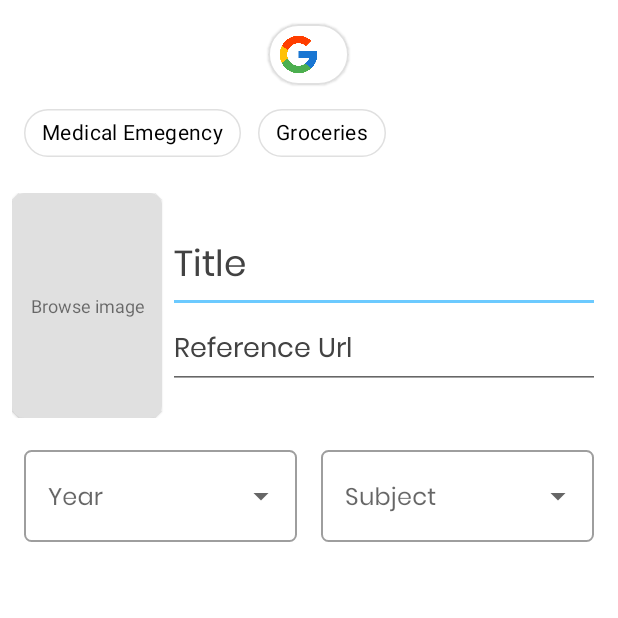
After one commit to abhishekgupta-99/GoCorona, an Android app: the GO_OUT screen opened directly, with no data from a screen before it, on a phone screen of 412 x 824 dp, the top half of it. The commit adds this screen. Run offline under Robolectric (Android 15) with nearby library versions, the phone set to English and light mode, and no system bars; 1 statement that could not run was skipped.

Commit message:
Merge branch 'master' of https://github.com/pranjalpc99/GoCorona into abhishek
# Conflicts:
#	app/build.gradle
#	app/src/main/res/values/strings.xml

```diff
--- a/app/build.gradle
+++ b/app/build.gradle
@@ -39,6 +39,8 @@ dependencies {
     implementation 'androidx.recyclerview:recyclerview:1.1.0'
     implementation 'com.google.android.material:material:1.2.0-alpha05'
 
+    implementation 'com.google.android.material:material:1.2.0-alpha05'
+
 
     implementation 'com.google.android.gms:play-services-auth:18.0.0'
 
--- a/app/src/main/AndroidManifest.xml
+++ b/app/src/main/AndroidManifest.xml
@@ -9,7 +9,8 @@
         android:roundIcon="@mipmap/ic_launcher_round"
         android:supportsRtl="true"
         android:theme="@style/AppTheme">
-<!--        <activity android:name=".SignIn"></activity>-->
+        <activity android:name=".GO_OUT"></activity>
+        <!-- <activity android:name=".SignIn"></activity> -->
         <activity android:name=".Donate_Amount" />
         <activity android:name=".SignIn">
             <intent-filter>
--- /dev/null
+++ b/app/src/main/java/com/tachyon/gocorona/GO_OUT.java
@@ -0,0 +1,20 @@
+package com.tachyon.gocorona;
+
+import androidx.appcompat.app.AppCompatActivity;
+
+import android.os.Bundle;
+import android.widget.TextView;
+
+public class GO_OUT extends AppCompatActivity {
+
+    @Override
+    protected void onCreate(Bundle savedInstanceState) {
+        super.onCreate(savedInstanceState);
+        setContentView(R.layout.activity_go__out);
+
+        Bundle bundle = getIntent().getExtras();
+        String account_name=bundle.getString("user_name");
+        TextView user=findViewById(R.id.signedIn);
+        user.setText(account_name);
+    }
+}
--- a/app/src/main/java/com/tachyon/gocorona/SignIn.java
+++ b/app/src/main/java/com/tachyon/gocorona/SignIn.java
@@ -63,7 +63,10 @@ public class SignIn extends AppCompatActivity {
 
             Toast.makeText(this, "Successful Sign In", Toast.LENGTH_SHORT).show();
 
-            //updateUI(account);
+            Intent i=new Intent(this,GO_OUT.class);
+            i.putExtra("user_name",account.getDisplayName()+"");
+            startActivity(i);
+
         } catch (ApiException e) {
             // The ApiException status code indicates the detailed failure reason.
             // Please refer to the GoogleSignInStatusCodes class reference for more information.
--- /dev/null
+++ b/app/src/main/res/drawable/background_color_chip_state_list.xml
@@ -0,0 +1,5 @@
+<?xml version="1.0" encoding="utf-8"?>
+<selector xmlns:android="http://schemas.android.com/apk/res/android">
+    <item android:color="@color/chip_checked" android:state_checked="true" />
+    <item android:color="@color/chip_unchecked" />
+</selector>
--- /dev/null
+++ b/app/src/main/res/drawable/custom_tab_indicator.xml
@@ -0,0 +1,15 @@
+<?xml version="1.0" encoding="utf-8"?>
+<shape xmlns:android="http://schemas.android.com/apk/res/android"
+    android:shape="rectangle">
+
+    <size
+        android:height="3dp"
+        android:width="50dp"/>
+
+    <solid android:color="@color/blue"/>
+
+    <corners android:topLeftRadius="5dp"
+        android:topRightRadius="5dp"/>
+
+
+</shape>
--- /dev/null
+++ b/app/src/main/res/drawable/icon_color_chip_state_list.xml
@@ -0,0 +1,5 @@
+<?xml version="1.0" encoding="utf-8"?>
+<selector xmlns:android="http://schemas.android.com/apk/res/android">
+    <item android:color="@color/white" android:state_checked="true" />
+    <item android:color="@color/chip_unchecked" />
+</selector>
--- /dev/null
+++ b/app/src/main/res/drawable/text_color_chip_state_list.xml
@@ -0,0 +1,7 @@
+<?xml version="1.0" encoding="utf-8"?>
+<selector xmlns:android="http://schemas.android.com/apk/res/android">
+    <item android:state_checked="true"
+        android:color="@color/text_color_checked" />
+    <item android:state_checked="false"
+        android:color="@color/text_color_unchecked" />
+</selector>
--- /dev/null
+++ b/app/src/main/res/layout/activity_go__out.xml
@@ -0,0 +1,269 @@
+<?xml version="1.0" encoding="utf-8"?>
+
+<RelativeLayout
+    xmlns:android="http://schemas.android.com/apk/res/android"
+    xmlns:app="http://schemas.android.com/apk/res-auto"
+    xmlns:tools="http://schemas.android.com/tools"
+    android:orientation="vertical"
+    android:layout_width="match_parent"
+    android:layout_height="match_parent"
+
+    android:fitsSystemWindows="true">
+
+<!--    <com.google.android.material.appbar.AppBarLayout-->
+<!--        android:id="@+id/appbar"-->
+<!--        android:layout_width="match_parent"-->
+<!--        android:layout_height="wrap_content"-->
+<!--        app:elevation="0dp">-->
+
+<!--        <androidx.appcompat.widget.Toolbar-->
+<!--            android:id="@+id/toolbar"-->
+<!--            android:layout_width="match_parent"-->
+<!--            android:layout_height="?attr/actionBarSize"-->
+<!--            android:paddingEnd="16dp"-->
+<!--            android:paddingStart="6dp"-->
+<!--            app:contentInsetStartWithNavigation="0dp"-->
+<!--            app:navigationIcon="@drawable/ic_close_black_24dp" />-->
+
+<!--    </com.google.android.material.appbar.AppBarLayout>-->
+
+    <ScrollView
+
+        android:layout_width="match_parent"
+        android:layout_height="match_parent">
+
+        <RelativeLayout
+            android:layout_width="match_parent"
+            android:layout_height="match_parent">
+
+            <LinearLayout
+                android:id="@+id/layer1"
+                android:orientation="vertical"
+                android:layout_width="match_parent"
+                android:layout_height="wrap_content"
+                android:background="@color/white">
+
+                <com.google.android.material.card.MaterialCardView
+                    android:layout_width="wrap_content"
+                    android:layout_height="wrap_content"
+                    android:layout_marginTop="16dp"
+                    android:layout_gravity="center_horizontal"
+                    android:background="@color/white"
+                    app:cardCornerRadius="30dp"
+                    app:strokeColor="@color/grey300"
+                    app:strokeWidth="1dp">
+
+                    <LinearLayout
+                        android:layout_margin="5dp"
+                        android:layout_width="wrap_content"
+                        android:layout_height="wrap_content"
+                        android:orientation="horizontal">
+
+                        <ImageView
+                            android:layout_width="30dp"
+                            android:layout_height="30dp"
+                            android:src="@drawable/googlelogo" />
+
+                        <TextView
+                            android:id="@+id/signedIn"
+                            android:layout_width="wrap_content"
+                            android:layout_height="wrap_content"
+                            android:layout_marginStart="5dp"
+                            android:layout_marginEnd="8dp"
+                            android:layout_gravity="center"
+                            android:gravity="center"
+                            android:textColor="@color/black"/>
+
+                    </LinearLayout>
+
+                </com.google.android.material.card.MaterialCardView>
+
+                <HorizontalScrollView
+                    android:layout_width="match_parent"
+                    android:layout_height="wrap_content"
+                    android:scrollbars="none">
+
+                    <com.google.android.material.chip.ChipGroup
+                        android:id="@+id/chip_group"
+                        android:layout_width="wrap_content"
+                        android:layout_height="wrap_content"
+                        android:layout_marginTop="8dp"
+                        android:layout_marginStart="16dp"
+                        app:singleLine="true"
+                        app:singleSelection="true">
+
+                        <com.google.android.material.chip.Chip
+                            android:id="@+id/book"
+                            style="@style/CustomChipChoice"
+                            android:layout_width="wrap_content"
+                            android:layout_height="wrap_content"
+                            android:layout_marginEnd="3dp"
+                            android:checkable="true"
+                            android:clickable="true"
+                            android:focusable="true"
+                            android:fontFamily="@font/poppins_regular"
+                            android:text="Medical Emegency"
+                            app:chipStrokeColor="@color/grey300"
+                            app:chipStrokeWidth="1dp" />
+
+                        <com.google.android.material.chip.Chip
+                            android:id="@+id/ppt"
+                            style="@style/CustomChipChoice"
+                            android:layout_width="wrap_content"
+                            android:layout_height="wrap_content"
+                            android:layout_marginEnd="3dp"
+                            android:checkable="true"
+                            android:clickable="true"
+                            android:focusable="true"
+                            android:fontFamily="@font/poppins_regular"
+                            android:text="Groceries"
+                            app:chipStrokeColor="@color/grey300"
+                            app:chipStrokeWidth="1dp" />
+
+
+                    </com.google.android.material.chip.ChipGroup>
+                </HorizontalScrollView>
+            </LinearLayout>
+
+            <LinearLayout
+                android:id="@+id/book_details"
+                android:layout_marginTop="16dp"
+                android:orientation="vertical"
+                android:layout_below="@id/layer1"
+                android:layout_width="match_parent"
+                android:layout_height="wrap_content">
+
+                <LinearLayout
+                    android:orientation="horizontal"
+                    android:layout_width="match_parent"
+                    android:layout_height="wrap_content"
+                    android:layout_marginStart="8dp"
+                    android:layout_marginEnd="8dp">
+
+                    <com.google.android.material.card.MaterialCardView
+                        android:layout_width="100dp"
+                        android:layout_height="150dp"
+                        app:cardBackgroundColor="@color/grey300"
+                        app:cardCornerRadius="8dp">
+
+
+                        <ImageView
+                            android:id="@+id/selected_book"
+                            android:layout_width="match_parent"
+                            android:layout_height="match_parent"
+                            android:scaleType="fitXY" />
+
+                        <TextView
+                            android:id="@+id/browse"
+                            android:layout_width="match_parent"
+                            android:layout_height="match_parent"
+                            android:layout_gravity="center"
+                            android:gravity="center"
+                            android:onClick="search"
+                            android:text="Browse image"
+                            android:textSize="12sp" />
+
+                    </com.google.android.material.card.MaterialCardView>
+
+                    <LinearLayout
+                        android:gravity="center"
+                        android:layout_gravity="center"
+                        android:orientation="vertical"
+                        android:layout_width="match_parent"
+                        android:layout_height="wrap_content">
+
+                        <androidx.appcompat.widget.AppCompatEditText
+                            android:id="@+id/title"
+                            android:layout_width="match_parent"
+                            android:layout_height="wrap_content"
+                            android:layout_marginLeft="4dp"
+                            android:layout_marginRight="4dp"
+                            android:fontFamily="@font/poppins_regular"
+                            android:hint="Title"
+                            android:inputType="text"
+                            android:textColor="#000000"
+                            android:textColorHint="#424242"
+                            android:textSize="24sp" />
+
+                        <androidx.appcompat.widget.AppCompatEditText
+                            android:id="@+id/ref_url"
+                            android:layout_width="match_parent"
+                            android:layout_height="wrap_content"
+                            android:layout_marginLeft="4dp"
+                            android:layout_marginRight="4dp"
+                            android:fontFamily="@font/poppins_regular"
+                            android:hint="Reference Url"
+                            android:inputType="textUri"
+                            android:textColor="#000000"
+                            android:textColorHint="#424242" />
+
+                    </LinearLayout>
+
+
+                </LinearLayout>
+
+                <LinearLayout
+                    android:layout_width="match_parent"
+                    android:layout_height="wrap_content"
+                    android:id="@+id/spinners"
+                    android:layout_marginTop="16dp"
+                    android:orientation="horizontal">
+
+                    <com.google.android.material.textfield.TextInputLayout
+                        style="@style/Widget.MaterialComponents.TextInputLayout.OutlinedBox.ExposedDropdownMenu"
+                        android:layout_width="0dp"
+                        android:layout_height="wrap_content"
+                        android:layout_marginStart="16dp"
+                        android:layout_marginEnd="8dp"
+                        android:layout_weight="1"
+                        android:backgroundTint="@color/white"
+                        app:boxCornerRadiusBottomEnd="5dp"
+                        app:boxCornerRadiusBottomStart="5dp"
+                        app:boxCornerRadiusTopEnd="5dp"
+                        app:boxCornerRadiusTopStart="5dp">
+
+                        <AutoCompleteTextView
+                            android:id="@+id/filled_exposed_dropdown_year"
+                            android:layout_width="match_parent"
+                            android:layout_height="wrap_content"
+                            android:editable="false"
+                            android:fontFamily="@font/poppins_regular"
+                            android:hint="Year"
+                            android:inputType="none" />
+
+                    </com.google.android.material.textfield.TextInputLayout>
+
+                    <com.google.android.material.textfield.TextInputLayout
+                        style="@style/Widget.MaterialComponents.TextInputLayout.OutlinedBox.ExposedDropdownMenu"
+                        android:layout_width="0dp"
+                        android:layout_height="wrap_content"
+                        android:layout_marginStart="8dp"
+                        android:layout_marginEnd="16dp"
+                        android:layout_weight="1"
+                        app:boxCornerRadiusBottomEnd="5dp"
+                        app:boxCornerRadiusBottomStart="5dp"
+                        app:boxCornerRadiusTopEnd="5dp"
+                        app:boxCornerRadiusTopStart="5dp">
+
+                        <AutoCompleteTextView
+                            android:id="@+id/filled_exposed_dropdown_sub"
+                            android:layout_width="match_parent"
+                            android:layout_height="wrap_content"
+                            android:editable="false"
+                            android:fontFamily="@font/poppins_regular"
+                            android:hint="Subject"
+                            android:inputType="none" />
+
+                    </com.google.android.material.textfield.TextInputLayout>
+
+                </LinearLayout>
+
+
+
+            </LinearLayout>
+
+        </RelativeLayout>
+
+    </ScrollView>
+
+</RelativeLayout>
--- a/app/src/main/res/values/colors.xml
+++ b/app/src/main/res/values/colors.xml
@@ -61,4 +61,20 @@
     <color name="colorIcons">#FFFFFF</color>
     <color name="colorDivider">#BDBDBD</color>
     <color name="black_effective">#2a2a2a</color>
+
+
+    <color name="blue">#0179CA</color>
+    <color name="grey300">#E0E0E0</color>
+    <color name="transparent">#00FFFFFF</color>
+    <color name="card_stroke">#336D6D6D</color>
+
+    <color name="text_color_checked">@color/white</color>
+    <color name="text_color_unchecked">@color/black</color>
+
+    <color name="chip_checked">#045282</color>
+    <color name="chip_unchecked">@color/white</color>
+
+
+    <color name="blue400">#4A89F3</color>
+    <color name="lightblue">#22C0FF</color>
 </resources>
--- a/app/src/main/res/values/styles.xml
+++ b/app/src/main/res/values/styles.xml
@@ -21,4 +21,14 @@
         <item name="colorAccent">#FFAB40</item>
     </style>
 
+    <style name="CustomChipChoice" parent="@style/Widget.MaterialComponents.Chip.Choice">
+        <item name="chipBackgroundColor">@drawable/background_color_chip_state_list</item>
+        <item name="android:textColor">@drawable/text_color_chip_state_list</item>
+    </style>
+
+    <style name="ToolbarIconColor" parent="AppTheme">
+        <item name="actionOverflowButtonStyle">@color/black</item>
+        <item name="android:homeAsUpIndicator">@color/white</item>
+    </style>
+
 </resources>
```
Also changed, not shown: app/src/main/res/drawable/googlelogo.png (added), app/src/main/res/font/poppins_regular.ttf (added).
